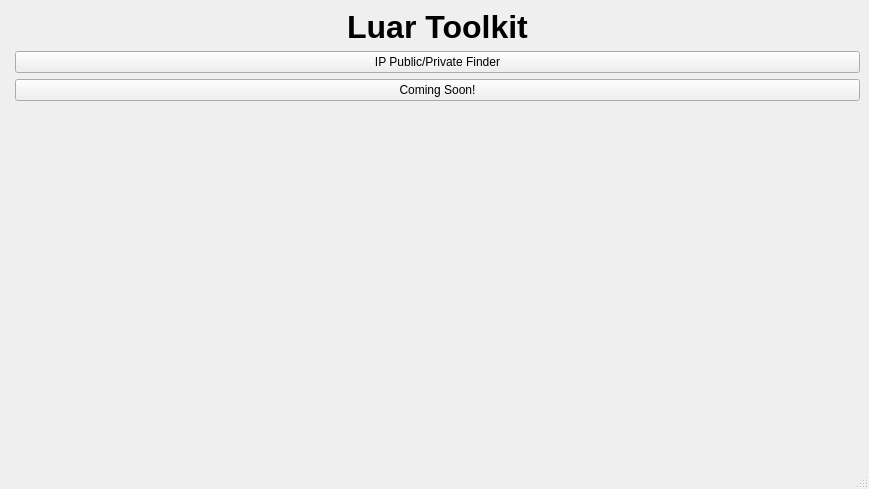
Above: LuarToolkit/mainwindow.ui from RaulTheRaul/LuarToolkit before the change. Below: the same form after it.
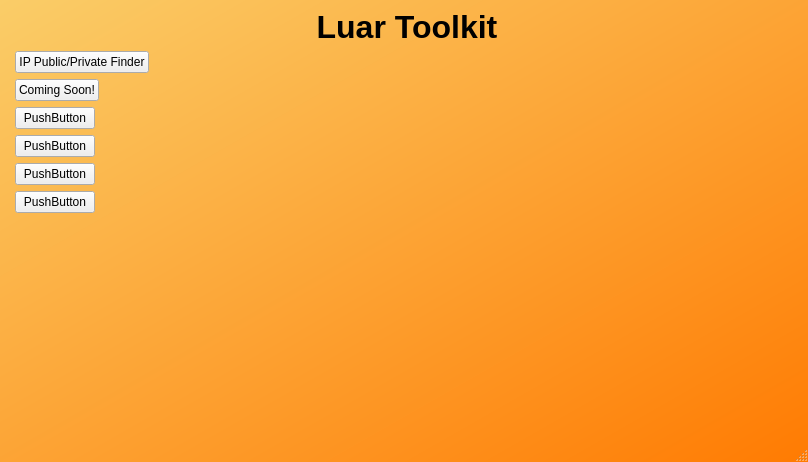
That is the form after the change.

Commit message: Changed Background gradient

The edit to the form file:
```diff
--- a/LuarToolkit/mainwindow.ui
+++ b/LuarToolkit/mainwindow.ui
@@ -6,13 +6,20 @@
    <rect>
     <x>0</x>
     <y>0</y>
-    <width>869</width>
-    <height>489</height>
+    <width>808</width>
+    <height>462</height>
    </rect>
   </property>
   <property name="windowTitle">
    <string>MainWindow</string>
   </property>
+  <property name="styleSheet">
+   <string notr="true">QMainWindow {
+    background: qlineargradient(spread:pad, x1:0, y1:0, x2:1, y2:1, stop:0 rgba(250, 205, 104, 1), stop:1 rgba(255, 123, 2, 1))
+}
+    
+</string>
+  </property>
   <widget class="QWidget" name="centralwidget">
    <property name="autoFillBackground">
     <bool>false</bool>
@@ -44,9 +51,9 @@
      </widget>
     </item>
     <item row="1" column="1">
-     <widget class="QPushButton" name="pushButton">
+     <widget class="QPushButton" name="IPPrivateButton">
       <property name="sizePolicy">
-       <sizepolicy hsizetype="Expanding" vsizetype="Fixed">
+       <sizepolicy hsizetype="Maximum" vsizetype="Fixed">
         <horstretch>0</horstretch>
         <verstretch>0</verstretch>
        </sizepolicy>
@@ -58,11 +65,69 @@
     </item>
     <item row="2" column="1">
      <widget class="QPushButton" name="pushButton_2">
+      <property name="sizePolicy">
+       <sizepolicy hsizetype="Maximum" vsizetype="Fixed">
+        <horstretch>0</horstretch>
+        <verstretch>0</verstretch>
+       </sizepolicy>
+      </property>
       <property name="text">
        <string>Coming Soon!</string>
       </property>
      </widget>
     </item>
+    <item row="3" column="1">
+     <widget class="QPushButton" name="pushButton">
+      <property name="sizePolicy">
+       <sizepolicy hsizetype="Maximum" vsizetype="Fixed">
+        <horstretch>0</horstretch>
+        <verstretch>0</verstretch>
+       </sizepolicy>
+      </property>
+      <property name="text">
+       <string>PushButton</string>
+      </property>
+     </widget>
+    </item>
+    <item row="4" column="1">
+     <widget class="QPushButton" name="pushButton_3">
+      <property name="sizePolicy">
+       <sizepolicy hsizetype="Maximum" vsizetype="Fixed">
+        <horstretch>0</horstretch>
+        <verstretch>0</verstretch>
+       </sizepolicy>
+      </property>
+      <property name="text">
+       <string>PushButton</string>
+      </property>
+     </widget>
+    </item>
+    <item row="5" column="1">
+     <widget class="QPushButton" name="pushButton_4">
+      <property name="sizePolicy">
+       <sizepolicy hsizetype="Maximum" vsizetype="Fixed">
+        <horstretch>0</horstretch>
+        <verstretch>0</verstretch>
+       </sizepolicy>
+      </property>
+      <property name="text">
+       <string>PushButton</string>
+      </property>
+     </widget>
+    </item>
+    <item row="6" column="1">
+     <widget class="QPushButton" name="pushButton_5">
+      <property name="sizePolicy">
+       <sizepolicy hsizetype="Maximum" vsizetype="Fixed">
+        <horstretch>0</horstretch>
+        <verstretch>0</verstretch>
+       </sizepolicy>
+      </property>
+      <property name="text">
+       <string>PushButton</string>
+      </property>
+     </widget>
+    </item>
    </layout>
   </widget>
   <widget class="QMenuBar" name="menubar">
```
Left out of the diff: 4 changed lines with no effect on the pictures. The commit also changes 9 other files.
